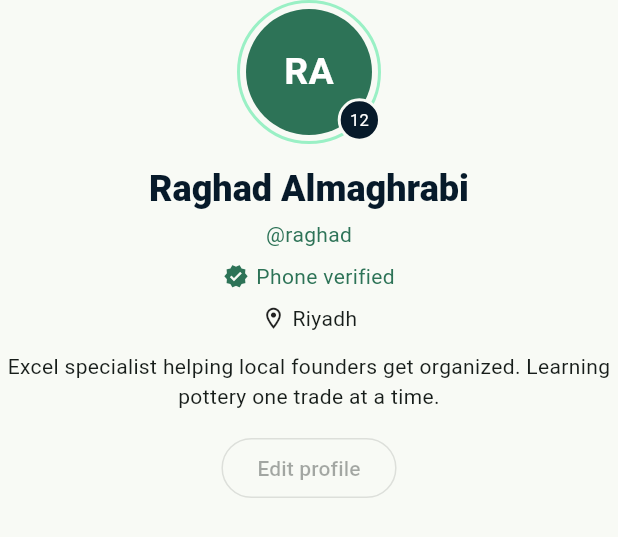
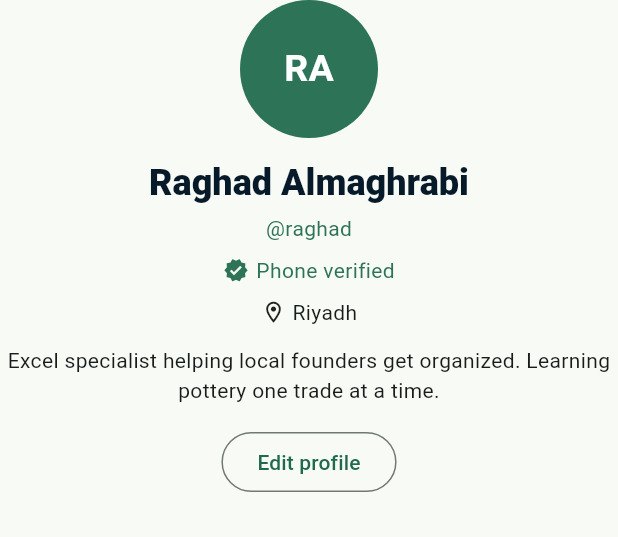
Before and after one commit to Wajza/swe463-project, a Flutter app: the _ProfileHeader widget shown alone on an empty page, opened directly, on a phone screen of 412 x 824 dp. Shown: the top 537 px of the screen. Run offline on Flutter 3.47's test engine with Material 3 defaults, Android fonts, the phone set to English and light mode, and no system bars; Roboto replaces fonts that are missing (Arial).

Commit message:
Connect profile editing and location privacy to Provider

```diff
--- a/souq_skills/lib/screens/profile/profile_screen.dart
+++ b/souq_skills/lib/screens/profile/profile_screen.dart
@@ -1,3 +1,6 @@
+import 'package:provider/provider.dart';
+import '../../providers/profile_provider.dart';
+import 'edit_profile_screen.dart';
 import 'package:flutter/material.dart';
 
 import '../../main.dart';
@@ -12,11 +15,17 @@ class ProfileScreen extends StatelessWidget {
       appBar: AppBar(
         title: const Text('Profile'),
         centerTitle: true,
-        actions: const [
+        actions: [
           IconButton(
-            tooltip: 'Account settings will be connected next',
-            onPressed: null,
-            icon: Icon(Icons.settings_outlined),
+            tooltip: 'Edit profile',
+            onPressed: () {
+              Navigator.of(context).push(
+                MaterialPageRoute<void>(
+                  builder: (_) => const EditProfileScreen(),
+                ),
+              );
+            },
+            icon: const Icon(Icons.settings_outlined),
           ),
         ],
       ),
@@ -195,56 +204,34 @@ class _ProfileHeader extends StatelessWidget {
 
   @override
   Widget build(BuildContext context) {
+    final profile = context.watch<ProfileProvider>().profile;
+
     return Column(
       children: [
-        Stack(
-          clipBehavior: Clip.none,
-          children: [
-            Container(
-              padding: const EdgeInsets.all(4),
-              decoration: BoxDecoration(
-                shape: BoxShape.circle,
-                border: Border.all(color: souqMint, width: 2),
-              ),
-              child: const CircleAvatar(
-                radius: 42,
+        CircleAvatar(
+          radius: 46,
           backgroundColor: souqGreen,
           child: Text(
-                  'RA',
-                  style: TextStyle(
+            profile.initials,
+            style: const TextStyle(
               color: Colors.white,
               fontSize: 25,
               fontWeight: FontWeight.bold,
             ),
           ),
         ),
-            ),
-            Positioned(
-              right: 0,
-              bottom: 0,
-              child: Container(
-                padding: const EdgeInsets.all(6),
-                decoration: BoxDecoration(
-                  color: souqNavy,
-                  shape: BoxShape.circle,
-                  border: Border.all(color: souqCream, width: 2),
-                ),
-                child: const Text(
-                  '12',
-                  style: TextStyle(color: Colors.white, fontSize: 11),
-                ),
-              ),
-            ),
-          ],
-        ),
         const SizedBox(height: 14),
         Text(
-          'Raghad Almaghrabi',
+          profile.shownName,
           textAlign: TextAlign.center,
           style: Theme.of(context).textTheme.headlineSmall,
         ),
         const SizedBox(height: 4),
-        const Text('@raghad', style: TextStyle(color: souqGreen)),
+        Text(
+          '@${profile.username}',
+          style: const TextStyle(color: souqGreen),
+        ),
+        if (profile.phoneVerified) ...[
           const SizedBox(height: 8),
           const Row(
             mainAxisAlignment: MainAxisAlignment.center,
@@ -254,25 +241,32 @@ class _ProfileHeader extends StatelessWidget {
               Text('Phone verified', style: TextStyle(color: souqGreen)),
             ],
           ),
+        ],
+        if (!profile.hideLocation) ...[
           const SizedBox(height: 8),
-        const Row(
+          Row(
             mainAxisAlignment: MainAxisAlignment.center,
             children: [
-            Icon(Icons.location_on_outlined, size: 17),
-            SizedBox(width: 4),
-            Text('Riyadh'),
+              const Icon(Icons.location_on_outlined, size: 17),
+              const SizedBox(width: 4),
+              Flexible(child: Text(profile.city)),
             ],
           ),
+        ],
+        if (profile.bio.isNotEmpty) ...[
           const SizedBox(height: 12),
-        const Text(
-          'Excel specialist helping local founders get organized. '
-          'Learning pottery one trade at a time.',
-          textAlign: TextAlign.center,
+          Text(profile.bio, textAlign: TextAlign.center),
+        ],
+        const SizedBox(height: 14),
+        OutlinedButton(
+          onPressed: () {
+            Navigator.of(context).push(
+              MaterialPageRoute<void>(
+                builder: (_) => const EditProfileScreen(),
               ),
-        const SizedBox(height: 14),
-        const OutlinedButton(
-          onPressed: null,
-          child: Text('Edit profile'),
+            );
+          },
+          child: const Text('Edit profile'),
         ),
       ],
     );
```
Also changed, not shown: souq_skills/lib/screens/profile/edit_profile_screen.dart (added, +290 -0 lines). Lines whose indentation alone changed are shown as unchanged.
